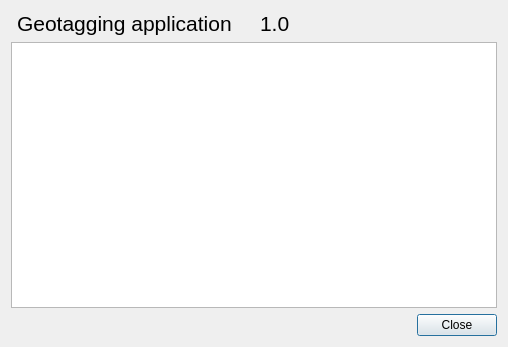
Old version of the form aboutdialog.ui in the repository jmlich/geotagging.
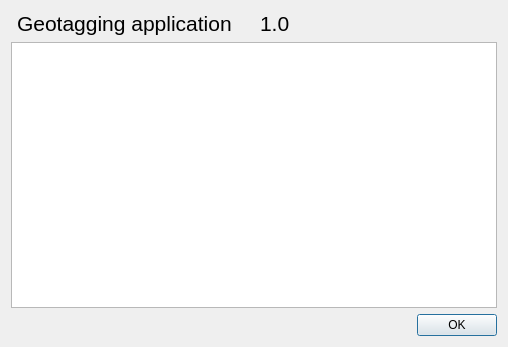
New version of the form. Icons and pictures are not drawn.

```diff
--- a/aboutdialog.ui
+++ b/aboutdialog.ui
@@ -72,7 +72,7 @@
       <enum>Qt::Horizontal</enum>
      </property>
      <property name="standardButtons">
-      <set>QDialogButtonBox::Close</set>
+      <set>QDialogButtonBox::Ok</set>
      </property>
     </widget>
    </item>
```
Left out of the diff: 37 changed lines with no effect on the pictures.
